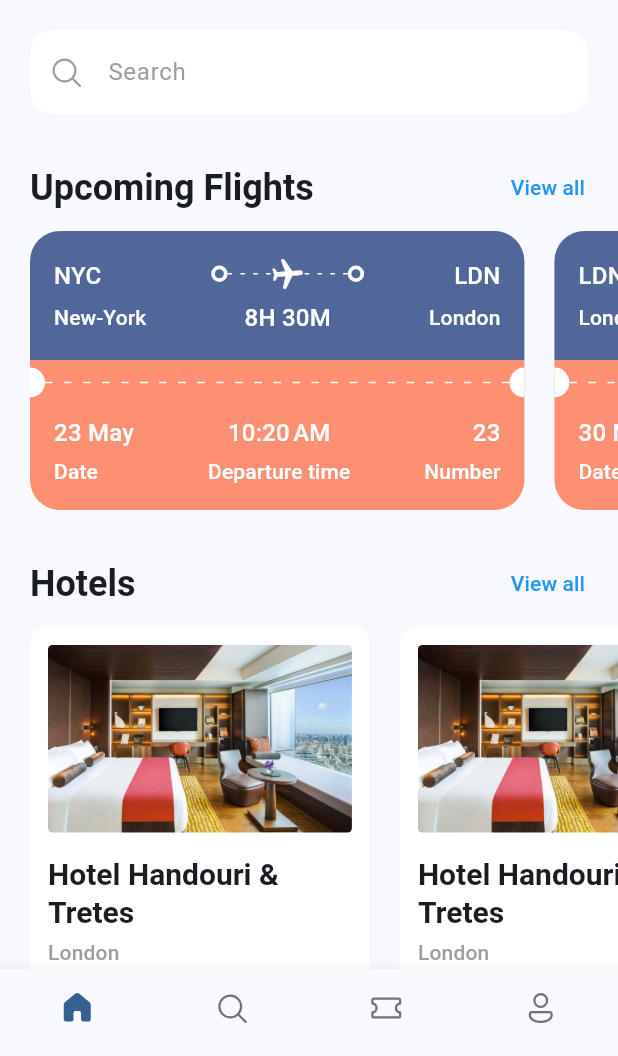
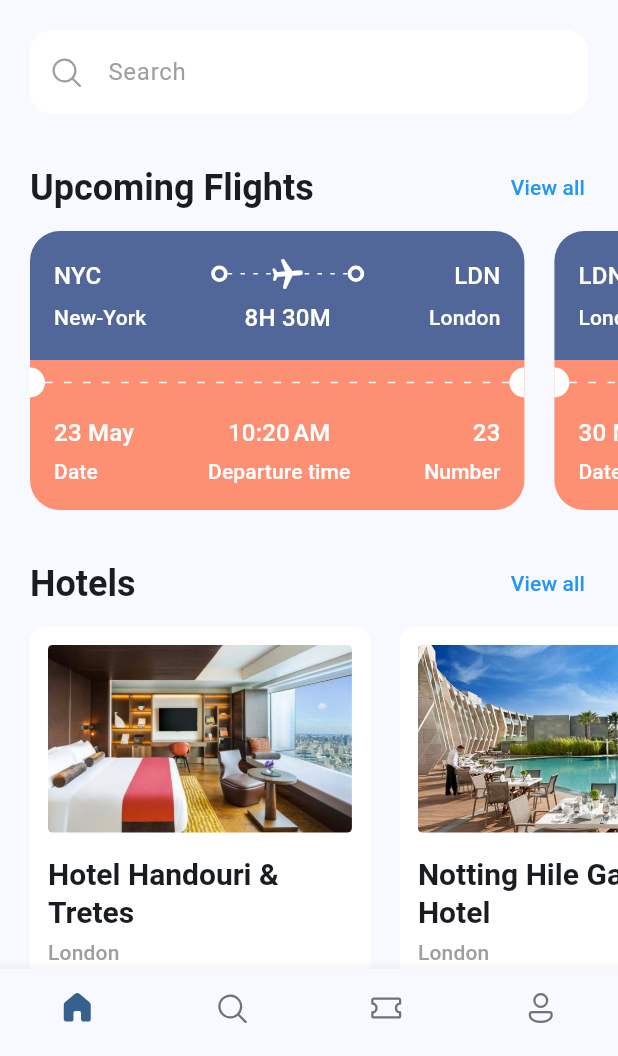
Before and after one commit to alexleboucher/tickets-booking-app, a Flutter app: the screen it shows after launch, on a phone screen of 412 x 824 dp, the part 180-1236 px from its top. Run offline on Flutter 3.47's test engine with Material 2 defaults, Android fonts, the phone set to English and light mode, and no system bars; our stand-ins replace fluentui_icons, gap.

Commit message:
Added hotel class

```diff
--- /dev/null
+++ b/lib/models/hotel.dart
@@ -0,0 +1,15 @@
+class Hotel {
+  const Hotel({
+    required this.name,
+    required this.city,
+    required this.nightPrice,
+    required this.note,
+    required this.imagePath,
+  });
+
+  final String name;
+  final String city;
+  final int nightPrice;
+  final double note;
+  final String imagePath;
+}
--- a/lib/screens/home_screen.dart
+++ b/lib/screens/home_screen.dart
@@ -3,6 +3,7 @@ import 'package:flutter/material.dart';
 import 'package:gap/gap.dart';
 import 'package:provider/provider.dart';
 import 'package:tickets_booking_app/main.dart';
+import 'package:tickets_booking_app/models/hotel.dart';
 import 'package:tickets_booking_app/models/ticket.dart';
 import 'package:tickets_booking_app/utils/layout.dart';
 import 'package:tickets_booking_app/widgets/app_scaffold.dart';
@@ -29,6 +30,30 @@ var tickets = [
     flightDuration: const Duration(hours: 8, minutes: 15),
     departureDate: DateTime(2023, 5, 30, 14, 55),
     ticketNumber: 23,
+  ),
+];
+
+var hotels = [
+  const Hotel(
+    name: 'Hotel Handouri & Tretes',
+    city: 'London',
+    nightPrice: 80,
+    note: 4.7,
+    imagePath: 'assets/images/hotel_one.png',
+  ),
+  const Hotel(
+    name: 'Notting Hile Gate Hotel',
+    city: 'London',
+    nightPrice: 65,
+    note: 3.4,
+    imagePath: 'assets/images/hotel_two.png',
+  ),
+  const Hotel(
+    name: 'Pontlands Park',
+    city: 'Chelmsford',
+    nightPrice: 176,
+    note: 4.5,
+    imagePath: 'assets/images/hotel_three.png',
   ),
 ];
 
@@ -91,24 +116,18 @@ class HomeScreen extends StatelessWidget {
                 SingleChildScrollView(
                   scrollDirection: Axis.horizontal,
                   child: Row(
-                    children: [
-                      for (var i = 0; i < tickets.length; i++)
-                        Row(
+                    children: tickets
+                        .map(
+                          (ticket) => Row(
                             children: [
                               TicketView(
                                   width: getSize(context).width * 0.8,
-                              departureCode: tickets[i].departureCode,
-                              departureName: tickets[i].departureName,
-                              arrivalCode: tickets[i].arrivalCode,
-                              arrivalName: tickets[i].arrivalName,
-                              flightDuration: tickets[i].flightDuration,
-                              departureDate: tickets[i].departureDate,
-                              ticketNumber: tickets[i].ticketNumber,
-                            ),
+                                  ticket: ticket),
                               const Gap(20),
                             ],
                           ),
-                    ],
+                        )
+                        .toList(),
                   ),
                 ),
                 const Gap(25),
@@ -122,21 +141,19 @@ class HomeScreen extends StatelessWidget {
                 SingleChildScrollView(
                   scrollDirection: Axis.horizontal,
                   child: Row(
-                    children: [
-                      for (var i = 0; i < tickets.length; i++)
-                        Row(
+                    children: hotels
+                        .map(
+                          (hotel) => Row(
                             children: [
                               HotelCard(
                                 width: getSize(context).width * 0.55,
-                              name: 'Hotel Handouri & Tretes',
-                              city: 'London',
-                              nightPrice: 80,
-                              note: 4.7,
+                                hotel: hotel,
                               ),
                               const Gap(20),
                             ],
                           ),
-                    ],
+                        )
+                        .toList(),
                   ),
                 ),
               ],
--- a/lib/widgets/ui/hotel_card.dart
+++ b/lib/widgets/ui/hotel_card.dart
@@ -1,5 +1,6 @@
 import 'package:flutter/material.dart';
 import 'package:gap/gap.dart';
+import 'package:tickets_booking_app/models/hotel.dart';
 import 'package:tickets_booking_app/utils/styles/text_styles.dart';
 import 'package:tickets_booking_app/widgets/ui/text/text_customization.dart';
 import 'package:tickets_booking_app/widgets/ui/text/title_text.dart';
@@ -8,21 +9,17 @@ class HotelCard extends StatelessWidget {
   const HotelCard({
     super.key,
     required this.width,
-    required this.name,
-    required this.city,
-    required this.nightPrice,
-    required this.note,
+    required this.hotel,
   });
 
   final double width;
-  final String name;
-  final String city;
-  final int nightPrice;
-  final double note;
+  final Hotel hotel;
 
   @override
   Widget build(BuildContext context) {
-    return Container(
+    return InkWell(
+      splashColor: Colors.grey.shade100,
+      child: Ink(
         width: width,
         padding: const EdgeInsets.all(12),
         decoration: const BoxDecoration(
@@ -35,18 +32,20 @@ class HotelCard extends StatelessWidget {
             Container(
               height: 125,
               width: width,
-            decoration: const BoxDecoration(
-              borderRadius: BorderRadius.all(Radius.circular(3)),
+              decoration: BoxDecoration(
+                borderRadius: const BorderRadius.all(Radius.circular(3)),
                 image: DecorationImage(
                   fit: BoxFit.cover,
-                image: AssetImage('assets/images/hotel_one.png'),
+                  image: AssetImage(hotel.imagePath),
                 ),
               ),
             ),
             const Gap(15),
             TitleText(
-            name,
+              hotel.name,
               textStyle: TitleStyle.titleLarge,
+              minLines: 2,
+              overflow: TextOverflow.ellipsis,
               customization: const TextCustomization(
                 fontWeight: FontWeight.bold,
                 fontSize: 20,
@@ -54,7 +53,7 @@ class HotelCard extends StatelessWidget {
             ),
             const Gap(5),
             TitleText(
-            city,
+              hotel.city,
               textStyle: TitleStyle.titleSmall,
               customization: TextCustomization(
                 color: Colors.grey.shade500,
@@ -70,7 +69,7 @@ class HotelCard extends StatelessWidget {
                     style: getTitleSmallTextStyle(context),
                     children: [
                       TextSpan(
-                        text: '$nightPrice\$',
+                          text: '${hotel.nightPrice}\$',
                           style: const TextStyle(fontWeight: FontWeight.bold)),
                       const TextSpan(text: ' per night'),
                     ],
@@ -81,7 +80,7 @@ class HotelCard extends StatelessWidget {
                     style: getTitleSmallTextStyle(context)
                         .copyWith(color: Colors.orangeAccent),
                     children: [
-                    WidgetSpan(
+                      const WidgetSpan(
                         child: Icon(
                           Icons.star,
                           size: 15,
@@ -89,7 +88,7 @@ class HotelCard extends StatelessWidget {
                         ),
                       ),
                       TextSpan(
-                      text: ' ${note.toStringAsFixed(1)}',
+                        text: ' ${hotel.note.toStringAsFixed(1)}',
                       ),
                     ],
                   ),
@@ -98,6 +97,7 @@ class HotelCard extends StatelessWidget {
             )
           ],
         ),
+      ),
     );
   }
 }
--- a/lib/widgets/ui/text/title_text.dart
+++ b/lib/widgets/ui/text/title_text.dart
@@ -20,11 +20,17 @@ class TitleText extends StatelessWidget {
     super.key,
     this.textStyle = TitleStyle.titleMedium,
     this.customization,
+    this.minLines,
+    this.maxLines,
+    this.overflow,
   });
 
   final String text;
   final TitleStyle textStyle;
   final TextCustomization? customization;
+  final int? minLines;
+  final int? maxLines;
+  final TextOverflow? overflow;
 
   @override
   Widget build(BuildContext context) {
@@ -34,6 +40,18 @@ class TitleText extends StatelessWidget {
       style = customization!.customizeStyle(context, style);
     }
 
-    return Text(text, style: style);
+    var formattedText = text;
+    if (minLines != null) {
+      for (var i = 0; i < minLines!; i++) {
+        formattedText += '\n';
+      }
+    }
+
+    return Text(
+      formattedText,
+      style: style,
+      maxLines: maxLines ?? minLines,
+      overflow: overflow,
+    );
   }
 }
--- a/lib/widgets/ui/ticket_view.dart
+++ b/lib/widgets/ui/ticket_view.dart
@@ -1,6 +1,7 @@
 import 'package:flutter/material.dart';
 import 'package:gap/gap.dart';
 import 'package:intl/intl.dart';
+import 'package:tickets_booking_app/models/ticket.dart';
 import 'package:tickets_booking_app/utils/duration.dart';
 import 'package:tickets_booking_app/widgets/ui/text/text_customization.dart';
 import 'package:tickets_booking_app/widgets/ui/text/title_text.dart';
@@ -12,23 +13,11 @@ class TicketView extends StatelessWidget {
   const TicketView({
     super.key,
     required this.width,
-    required this.departureCode,
-    required this.departureName,
-    required this.arrivalCode,
-    required this.arrivalName,
-    required this.flightDuration,
-    required this.departureDate,
-    required this.ticketNumber,
+    required this.ticket,
   });
 
   final double width;
-  final String departureCode;
-  final String arrivalCode;
-  final String departureName;
-  final String arrivalName;
-  final Duration flightDuration;
-  final DateTime departureDate;
-  final int ticketNumber;
+  final Ticket ticket;
 
   @override
   Widget build(BuildContext context) {
@@ -52,13 +41,13 @@ class TicketView extends StatelessWidget {
                   crossAxisAlignment: CrossAxisAlignment.start,
                   children: [
                     TitleText(
-                      departureCode,
+                      ticket.departureCode,
                       customization:
                           const TextCustomization(color: Colors.white),
                     ),
                     const Gap(5),
                     TitleText(
-                      departureName,
+                      ticket.departureName,
                       textStyle: TitleStyle.titleSmall,
                       customization:
                           const TextCustomization(color: Colors.white),
@@ -71,7 +60,7 @@ class TicketView extends StatelessWidget {
                     const Gap(5),
                     TitleText(
                       getDurationFormatString(
-                        flightDuration,
+                        ticket.flightDuration,
                         hoursPrefix: 'H ',
                         minutesPrefix: 'M',
                       ),
@@ -86,13 +75,13 @@ class TicketView extends StatelessWidget {
                   crossAxisAlignment: CrossAxisAlignment.end,
                   children: [
                     TitleText(
-                      arrivalCode,
+                      ticket.arrivalCode,
                       customization:
                           const TextCustomization(color: Colors.white),
                     ),
                     const Gap(5),
                     TitleText(
-                      arrivalName,
+                      ticket.arrivalName,
                       textStyle: TitleStyle.titleSmall,
                       customization:
                           const TextCustomization(color: Colors.white),
@@ -128,7 +117,7 @@ class TicketView extends StatelessWidget {
                         crossAxisAlignment: CrossAxisAlignment.start,
                         children: [
                           TitleText(
-                            DateFormat('d MMM').format(departureDate),
+                            DateFormat('d MMM').format(ticket.departureDate),
                             customization:
                                 const TextCustomization(color: Colors.white),
                           ),
@@ -144,7 +133,7 @@ class TicketView extends StatelessWidget {
                       Column(
                         children: [
                           TitleText(
-                            DateFormat('jm').format(departureDate),
+                            DateFormat('jm').format(ticket.departureDate),
                             customization:
                                 const TextCustomization(color: Colors.white),
                           ),
@@ -162,7 +151,7 @@ class TicketView extends StatelessWidget {
                         crossAxisAlignment: CrossAxisAlignment.end,
                         children: [
                           TitleText(
-                            ticketNumber.toString(),
+                            ticket.ticketNumber.toString(),
                             customization:
                                 const TextCustomization(color: Colors.white),
                           ),
```
Lines whose indentation alone changed are shown as unchanged.
